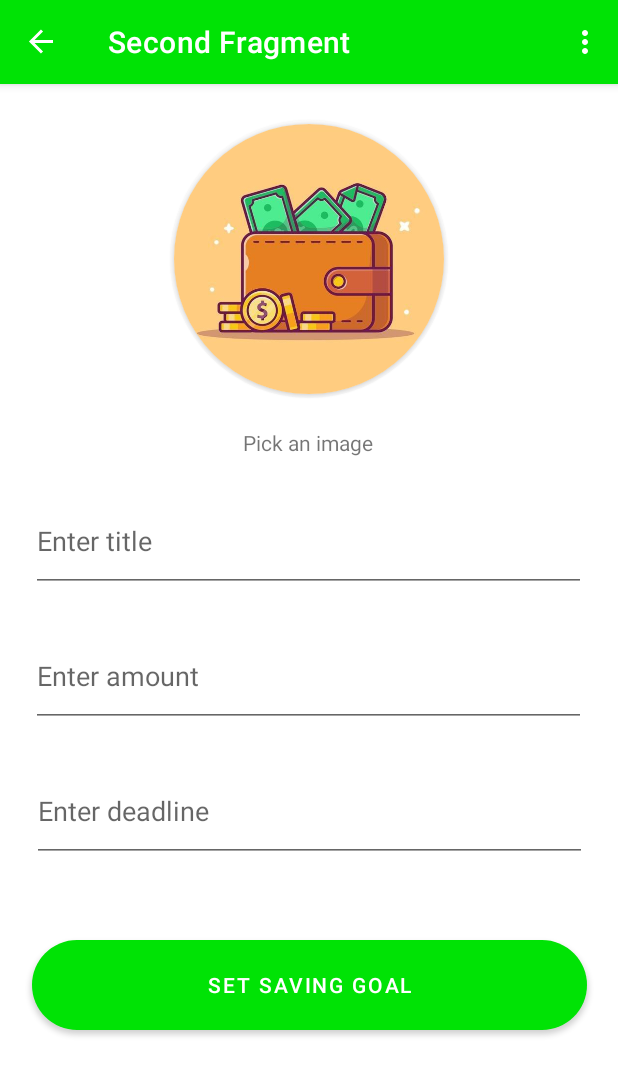
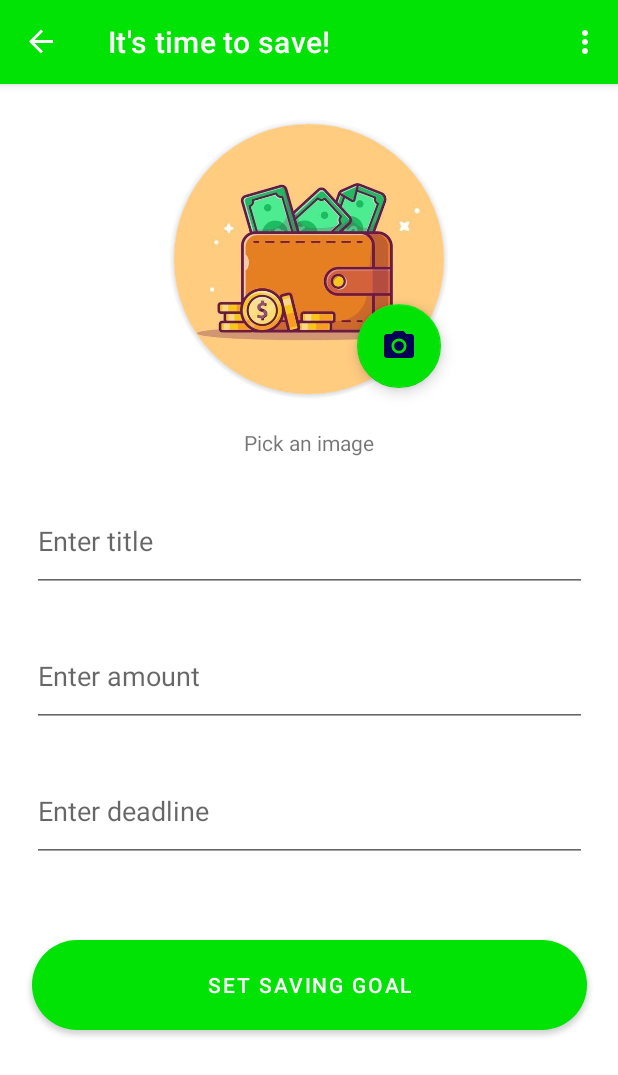
Before and after one commit to Pool-Of-Tears/GreenStash, an Android app: the InputFragment screen opened through its navigation route, on a phone screen of 412 x 824 dp. Shown: the top 1075 px of the screen. Run offline under Robolectric (Android 15) with nearby library versions, the phone set to English and light mode, and no system bars; our stand-ins replace Room's generated code, navigation-ui; libraries missing offline, so code that uses them is left out: com.github.dhaval2404.imagepicker, com.rejowan.cutetoast.

Commit message:
InputFragment implimentation
Signed-off-by: starry69 <starry369126@outlook.com>

```diff
--- a/app/build.gradle
+++ b/app/build.gradle
@@ -46,8 +46,12 @@ dependencies {
     testImplementation 'junit:junit:4.13.2'
     androidTestImplementation 'androidx.test.ext:junit:1.1.3'
     androidTestImplementation 'androidx.test.espresso:espresso-core:3.4.0'
-    // image picker library
+    // custom cute toasts.
+    implementation 'com.github.ahmmedrejowan.CuteToast:CuteToast:1.2'
+    // image picker components
     implementation 'com.github.dhaval2404:imagepicker:2.1'
+    implementation "androidx.activity:activity-ktx:1.2.3"
+    implementation "androidx.fragment:fragment-ktx:1.3.3"
     // room database components.
     implementation "androidx.room:room-ktx:2.4.0"
     kapt "androidx.room:room-compiler:2.4.0"
--- a/app/src/main/java/com/starry/greenstash/MainActivity.kt
+++ b/app/src/main/java/com/starry/greenstash/MainActivity.kt
@@ -8,7 +8,6 @@ import androidx.navigation.ui.navigateUp
 import androidx.navigation.ui.setupActionBarWithNavController
 import android.view.Menu
 import android.view.MenuItem
-import android.view.View
 import com.starry.greenstash.databinding.ActivityMainBinding
 
 class MainActivity : AppCompatActivity() {
@@ -21,16 +20,11 @@ class MainActivity : AppCompatActivity() {
 
         binding = ActivityMainBinding.inflate(layoutInflater)
         setContentView(binding.root)
-
         setSupportActionBar(binding.toolbar)
 
         val navController = findNavController(R.id.nav_host_fragment_content_main)
         appBarConfiguration = AppBarConfiguration(navController.graph)
         setupActionBarWithNavController(navController, appBarConfiguration)
-
-        binding.fab.setOnClickListener { view ->
-            findNavController(R.id.nav_host_fragment_content_main).navigate(R.id.action_HomeFragment_to_InputFragment)
-        }
     }
 
     override fun onCreateOptionsMenu(menu: Menu): Boolean {
@@ -40,9 +34,7 @@ class MainActivity : AppCompatActivity() {
     }
 
     override fun onOptionsItemSelected(item: MenuItem): Boolean {
-        // Handle action bar item clicks here. The action bar will
-        // automatically handle clicks on the Home/Up button, so long
-        // as you specify a parent activity in AndroidManifest.xml.
+        // Handle action bar item clicks here.
         return when (item.itemId) {
             R.id.action_settings -> true
             else -> super.onOptionsItemSelected(item)
@@ -51,19 +43,6 @@ class MainActivity : AppCompatActivity() {
 
     override fun onSupportNavigateUp(): Boolean {
         val navController = findNavController(R.id.nav_host_fragment_content_main)
-        return navController.navigateUp(appBarConfiguration)
-                || super.onSupportNavigateUp()
-    }
-
-    fun hideFab() {
-        if(binding.fab.visibility == View.VISIBLE) {
-            binding.fab.hide()
-        }
-    }
-
-    fun showFab() {
-        if(binding.fab.visibility == View.INVISIBLE) {
-            binding.fab.show()
-        }
+        return navController.navigateUp(appBarConfiguration) || super.onSupportNavigateUp()
     }
 }
--- a/app/src/main/java/com/starry/greenstash/database/Item.kt
+++ b/app/src/main/java/com/starry/greenstash/database/Item.kt
@@ -1,6 +1,5 @@
 package com.starry.greenstash.database
 
-import android.graphics.Bitmap
 import androidx.room.Entity
 import androidx.room.PrimaryKey
 
@@ -8,8 +7,8 @@ import androidx.room.PrimaryKey
 data class Item(
     val title: String,
     val totalAmount: Float,
-    val currentAmount: Float,
-    val itemImage: Bitmap,
+    val currentAmount: Float = 0f,
+    val itemImage: String?,
     val deadline: String
 ){
     @PrimaryKey(autoGenerate = true)
--- a/app/src/main/java/com/starry/greenstash/database/ItemDao.kt
+++ b/app/src/main/java/com/starry/greenstash/database/ItemDao.kt
@@ -1,6 +1,5 @@
 package com.starry.greenstash.database
 
-import android.graphics.Bitmap
 import androidx.lifecycle.LiveData
 import androidx.room.*
 
@@ -29,7 +28,7 @@ interface ItemDao {
             "currentAmount = :currentAmount, itemImage = :itemImage," +
             "deadline = :deadline WHERE id LIKE :id")
     suspend fun updateItemm(id: Int, title: String, totalAmount: Float, currentAmount: Float,
-                    itemImage: Bitmap, deadline: String
+                    itemImage: String, deadline: String
     )
 
 }
--- a/app/src/main/java/com/starry/greenstash/database/ItemDatabase.kt
+++ b/app/src/main/java/com/starry/greenstash/database/ItemDatabase.kt
@@ -4,10 +4,8 @@ import android.content.Context
 import androidx.room.Database
 import androidx.room.Room
 import androidx.room.RoomDatabase
-import androidx.room.TypeConverters
 
 @Database(entities = [Item::class], version = 1, exportSchema = false)
-@TypeConverters(Converters::class)
 abstract class ItemDatabase : RoomDatabase() {
 
     abstract fun getItemDao(): ItemDao
--- a/app/src/main/java/com/starry/greenstash/database/ItemsRepository.kt
+++ b/app/src/main/java/com/starry/greenstash/database/ItemsRepository.kt
@@ -1,6 +1,5 @@
 package com.starry.greenstash.database
 
-import android.graphics.Bitmap
 import androidx.lifecycle.LiveData
 
 class ItemsRepository(private val itemDao: ItemDao) {
@@ -27,7 +26,7 @@ class ItemsRepository(private val itemDao: ItemDao) {
     }
 
     suspend fun updateItemm(id: Int, title: String, totalAmount: Float, currentAmount: Float,
-                            itemImage: Bitmap, deadline: String
+                            itemImage: String, deadline: String
     ) {
         itemDao.updateItemm(id, title, totalAmount, currentAmount, itemImage, deadline)
     }
--- a/app/src/main/java/com/starry/greenstash/ui/home/HomeFragment.kt
+++ b/app/src/main/java/com/starry/greenstash/ui/home/HomeFragment.kt
@@ -5,7 +5,8 @@ import androidx.fragment.app.Fragment
 import android.view.LayoutInflater
 import android.view.View
 import android.view.ViewGroup
-import com.starry.greenstash.MainActivity
+import androidx.navigation.fragment.findNavController
+import com.starry.greenstash.R
 import com.starry.greenstash.databinding.FragmentHomeBinding
 
 /**
@@ -31,6 +32,9 @@ class HomeFragment : Fragment() {
 
     override fun onViewCreated(view: View, savedInstanceState: Bundle?) {
         super.onViewCreated(view, savedInstanceState)
+        binding.fab.setOnClickListener {
+            findNavController().navigate(R.id.action_HomeFragment_to_InputFragment)
+        }
     }
 
     override fun onDestroyView() {
--- a/app/src/main/java/com/starry/greenstash/ui/input/InputFragment.kt
+++ b/app/src/main/java/com/starry/greenstash/ui/input/InputFragment.kt
@@ -1,13 +1,22 @@
 package com.starry.greenstash.ui.input
 
+import android.app.Activity
 import android.app.DatePickerDialog
+import android.content.Context
+import android.content.Intent
 import android.os.Bundle
 import android.view.LayoutInflater
 import android.view.View
 import android.view.ViewGroup
-import android.widget.DatePicker
+import android.view.inputmethod.InputMethodManager
+import androidx.activity.result.ActivityResult
+import androidx.activity.result.contract.ActivityResultContracts
 import androidx.fragment.app.Fragment
-import com.starry.greenstash.MainActivity
+import androidx.lifecycle.ViewModelProvider
+import androidx.navigation.fragment.findNavController
+import com.github.dhaval2404.imagepicker.ImagePicker
+import com.rejowan.cutetoast.CuteToast
+import com.starry.greenstash.R
 import com.starry.greenstash.databinding.FragmentInputBinding
 import java.text.SimpleDateFormat
 import java.util.*
@@ -23,14 +32,21 @@ class InputFragment : Fragment() {
     // This property is only valid between onCreateView and
     // onDestroyView.
     private val binding get() = _binding!!
-    // storing calander instance.
-    var cal = Calendar.getInstance()
+
+    // storing calender instance.
+    private var cal = Calendar.getInstance()!!
+
+    // storing image picker result
+    private var imagePickerResult: Intent? = null
+
+    // Input fragment's view model class.
+    private lateinit var viewModel: InputViewModel
 
     override fun onCreateView(
         inflater: LayoutInflater, container: ViewGroup?,
         savedInstanceState: Bundle?
     ): View {
-
+        viewModel = ViewModelProvider(this).get(InputViewModel::class.java)
         _binding = FragmentInputBinding.inflate(inflater, container, false)
         return binding.root
 
@@ -39,36 +55,81 @@ class InputFragment : Fragment() {
     override fun onViewCreated(view: View, savedInstanceState: Bundle?) {
         super.onViewCreated(view, savedInstanceState)
 
-        // hide fab button.
-        val mactivity = activity as MainActivity?
-        mactivity!!.hideFab()
-
         // setup date listener variable.
-        val dateSetListener = object : DatePickerDialog.OnDateSetListener {
-            override fun onDateSet(view: DatePicker, year: Int, monthOfYear: Int,
-                                   dayOfMonth: Int) {
+        val dateSetListener =
+            DatePickerDialog.OnDateSetListener { _, year, monthOfYear, dayOfMonth ->
                 cal.set(Calendar.YEAR, year)
                 cal.set(Calendar.MONTH, monthOfYear)
                 cal.set(Calendar.DAY_OF_MONTH, dayOfMonth)
                 updateDateInView()
             }
+
+        binding.inputDeadline!!.setOnClickListener {
+            DatePickerDialog(
+                requireContext(),
+                dateSetListener,
+                // set DatePickerDialog to point to today's date when it loads up
+                cal.get(Calendar.YEAR),
+                cal.get(Calendar.MONTH),
+                cal.get(Calendar.DAY_OF_MONTH)
+            ).show()
         }
 
-        binding.inputDeadline!!.setOnClickListener(object : View.OnClickListener {
-            override fun onClick(view: View) {
-                DatePickerDialog(requireContext(),
-                    dateSetListener,
-                    // set DatePickerDialog to point to today's date when it loads up
-                    cal.get(Calendar.YEAR),
-                    cal.get(Calendar.MONTH),
-                    cal.get(Calendar.DAY_OF_MONTH)).show()
-            }
-
-        })
+        binding.imagePickerButton.setOnClickListener {
+            ImagePicker.with(this)
+                .compress(1024) //Final image size will be less than 1 MB
+                .maxResultSize(
+                    1080,
+                    1080
+                ) // Final image resolution will be less than 1080 x 1080
+                .createIntent { intent ->
+                    startForProfileImageResult.launch(intent)
+                }
+        }
 
         binding.inputSaveButton.setOnClickListener {
+            val status = viewModel.insertItem(binding, imagePickerResult, requireContext())
+            // data has been successfully validated and saved.
+            if (status == true) {
+                val imm = requireActivity().getSystemService(Context.INPUT_METHOD_SERVICE) as InputMethodManager
+                imm.hideSoftInputFromWindow(binding.inputSaveButton.windowToken, 0)
+                findNavController().navigate(R.id.action_InputFragment_to_HomeFragment)
+            }
+        }
+    }
 
+    private val startForProfileImageResult =
+        registerForActivityResult(ActivityResultContracts.StartActivityForResult()) { result: ActivityResult ->
+            val resultCode = result.resultCode
+            val data = result.data
+            when (resultCode) {
+                Activity.RESULT_OK -> {
+                    //Image Uri will not be null for RESULT_OK
+                    imagePickerResult = data!!
+                    binding.imagePicker.setImageURI(data.data)
+                }
+                ImagePicker.RESULT_ERROR -> {
+                    CuteToast.ct(
+                        requireContext(),
+                        ImagePicker.getError(data),
+                        CuteToast.LENGTH_SHORT,
+                        CuteToast.SAD, true
+                    ).show()
+                }
+                else -> {
+                    CuteToast.ct(
+                        requireContext(),
+                        getString(R.string.cancel),
+                        CuteToast.LENGTH_SHORT,
+                        CuteToast.ERROR, true
+                    ).show()
+                }
+            }
         }
+
+    override fun onDestroyView() {
+        super.onDestroyView()
+        _binding = null
     }
 
     private fun updateDateInView() {
@@ -76,9 +137,4 @@ class InputFragment : Fragment() {
         val sdf = SimpleDateFormat(myFormat, Locale.US)
         binding.inputDeadline.setText(sdf.format(cal.getTime()))
     }
-
-    override fun onDestroyView() {
-        super.onDestroyView()
-        _binding = null
-    }
 }
--- /dev/null
+++ b/app/src/main/res/drawable/ic_baseline_camera_alt_24.xml
@@ -0,0 +1,13 @@
+<vector xmlns:android="http://schemas.android.com/apk/res/android"
+    android:width="24dp"
+    android:height="24dp"
+    android:viewportWidth="24"
+    android:viewportHeight="24"
+    android:tint="?attr/colorControlNormal">
+  <path
+      android:fillColor="@android:color/white"
+      android:pathData="M12,12m-3.2,0a3.2,3.2 0,1 1,6.4 0a3.2,3.2 0,1 1,-6.4 0"/>
+  <path
+      android:fillColor="@android:color/white"
+      android:pathData="M9,2L7.17,4L4,4c-1.1,0 -2,0.9 -2,2v12c0,1.1 0.9,2 2,2h16c1.1,0 2,-0.9 2,-2L22,6c0,-1.1 -0.9,-2 -2,-2h-3.17L15,2L9,2zM12,17c-2.76,0 -5,-2.24 -5,-5s2.24,-5 5,-5 5,2.24 5,5 -2.24,5 -5,5z"/>
+</vector>
--- a/app/src/main/res/layout/activity_main.xml
+++ b/app/src/main/res/layout/activity_main.xml
@@ -22,14 +22,4 @@
 
     <include layout="@layout/content_main" />
 
-    <com.google.android.material.floatingactionbutton.FloatingActionButton
-        android:id="@+id/fab"
-        android:layout_width="wrap_content"
-        android:layout_height="wrap_content"
-        android:layout_gravity="bottom|end"
-        android:layout_marginEnd="@dimen/fab_margin"
-        android:layout_marginBottom="16dp"
-        android:elevation="0dp"
-        app:srcCompat="@drawable/ic_baseline_add_24" />
-
 </androidx.coordinatorlayout.widget.CoordinatorLayout>
--- a/app/src/main/res/layout/fragment_input.xml
+++ b/app/src/main/res/layout/fragment_input.xml
@@ -35,16 +35,28 @@
 
     </androidx.cardview.widget.CardView>
 
+    <com.google.android.material.floatingactionbutton.FloatingActionButton
+        android:id="@+id/imagePickerButton"
+        android:layout_width="wrap_content"
+        android:layout_height="wrap_content"
+        android:layout_marginStart="120dp"
+        android:layout_marginTop="100dp"
+        android:src="@drawable/ic_baseline_camera_alt_24"
+        app:backgroundTint="?attr/colorPrimary"
+        app:layout_constraintBottom_toBottomOf="@+id/imagePickerText"
+        app:layout_constraintEnd_toEndOf="parent"
+        app:layout_constraintStart_toStartOf="parent"
+        app:layout_constraintTop_toTopOf="parent" />
+
     <EditText
         android:id="@+id/inputTitle"
         android:layout_width="370dp"
         android:layout_height="68dp"
         android:layout_marginTop="22dp"
-        android:ems="10"
-        android:hint="@string/imputTextTitle"
+        android:hint="@string/inputTextTitle"
         android:inputType="textPersonName"
         app:layout_constraintEnd_toEndOf="parent"
-        app:layout_constraintHorizontal_bias="0.487"
+        app:layout_constraintHorizontal_bias="0.5"
         app:layout_constraintStart_toStartOf="parent"
         app:layout_constraintTop_toBottomOf="@+id/imagePickerText" />
 
@@ -53,11 +65,10 @@
         android:layout_width="370dp"
         android:layout_height="68dp"
         android:layout_marginTop="22dp"
-        android:ems="10"
         android:hint="@string/inputTextAmount"
         android:inputType="number"
         app:layout_constraintEnd_toEndOf="parent"
-        app:layout_constraintHorizontal_bias="0.487"
+        app:layout_constraintHorizontal_bias="0.5"
         app:layout_constraintStart_toStartOf="parent"
         app:layout_constraintTop_toBottomOf="@+id/inputTitle" />
 
@@ -68,7 +79,7 @@
         android:layout_marginTop="20dp"
         android:text="@string/imagepicker_input"
         app:layout_constraintEnd_toEndOf="parent"
-        app:layout_constraintHorizontal_bias="0.498"
+        app:layout_constraintHorizontal_bias="0.5"
         app:layout_constraintStart_toStartOf="parent"
         app:layout_constraintTop_toBottomOf="@+id/cardView" />
 
@@ -77,11 +88,11 @@
         android:layout_width="370dp"
         android:layout_height="68dp"
         android:layout_marginTop="22dp"
-        android:ems="10"
         android:hint="@string/input_deadline"
         android:focusable="false"
         android:longClickable="false"
         android:inputType="date"
+        app:layout_constraintHorizontal_bias="0.5"
         app:layout_constraintEnd_toEndOf="parent"
         app:layout_constraintStart_toStartOf="parent"
         app:layout_constraintTop_toBottomOf="@+id/inputAmount" />
@@ -95,7 +106,7 @@
         android:text="@string/input_save_btn"
         app:layout_constraintBottom_toBottomOf="parent"
         app:layout_constraintEnd_toEndOf="parent"
-        app:layout_constraintHorizontal_bias="0.507"
+        app:layout_constraintHorizontal_bias="0.5"
         app:layout_constraintStart_toStartOf="parent"
         app:layout_constraintTop_toBottomOf="@+id/inputDeadline"
         app:layout_constraintVertical_bias="0.17" />
--- a/app/src/main/res/values/strings.xml
+++ b/app/src/main/res/values/strings.xml
@@ -2,22 +2,24 @@
     <string name="app_name">GreenStash</string>
     <string name="action_settings">Settings</string>
     <!-- Strings used for fragments for navigation -->
-    <string name="home_fragment_label">First Fragment</string>
-    <string name="input_fragment_label">Second Fragment</string>
-    <string name="next">Next</string>
-    <string name="previous">Previous</string>
-
-    <string name="hello_first_fragment">Hello first fragment</string>
-    <string name="hello_second_fragment">Hello second fragment. Arg: %1$s</string>
+    <string name="home_fragment_label">Savings Dashboard</string>
+    <string name="input_fragment_label">It\'s time to save!</string>
+    <string name="cancel">Task Cancelled!</string>
+    <!-- Strings used for dashboard cards -->
     <string name="content_description_media">items information card</string>
     <string name="title">Item Title</string>
     <string name="secondary_text">Secondary text</string>
     <string name="supporting_text">supporting text</string>
-    <string name="edit_item">Edit</string>
-    <string name="item_history">History</string>
-    <string name="imputTextTitle">Enter title</string>
+    <string name="deposit_btn">Edit</string>
+    <string name="withdraw_btn">withdraw</string>
+    <!-- Strings used for fragments for input screen -->
+    <string name="inputTextTitle">Enter title</string>
+    <string name="title_empty_err">Woops! title is empty.</string>
     <string name="inputTextAmount">Enter amount</string>
+    <string name="amount_empty_err">Woops! amount is empty.</string>
     <string name="imagepicker_input">Pick an image</string>
     <string name="input_deadline">Enter deadline</string>
+    <string name="deadline_empty_err">Please enter deadline for this goal!</string>
     <string name="input_save_btn">set saving goal</string>
+    <string name="data_saved_success">Great job! saving goal saved.</string>
 </resources>
```
Also changed, not shown: app/src/main/java/com/starry/greenstash/database/Converters.kt (deleted, +0 -21 lines), app/src/main/java/com/starry/greenstash/ui/input/InputViewModel.kt (added, +78 -0 lines), app/src/main/java/com/starry/greenstash/ui/input/inputViewModel.kt (deleted, +0 -20 lines), app/src/main/res/layout/fragment_home.xml (+17 -1 lines), app/src/main/res/layout/items_cardview.xml (+4 -4 lines).
